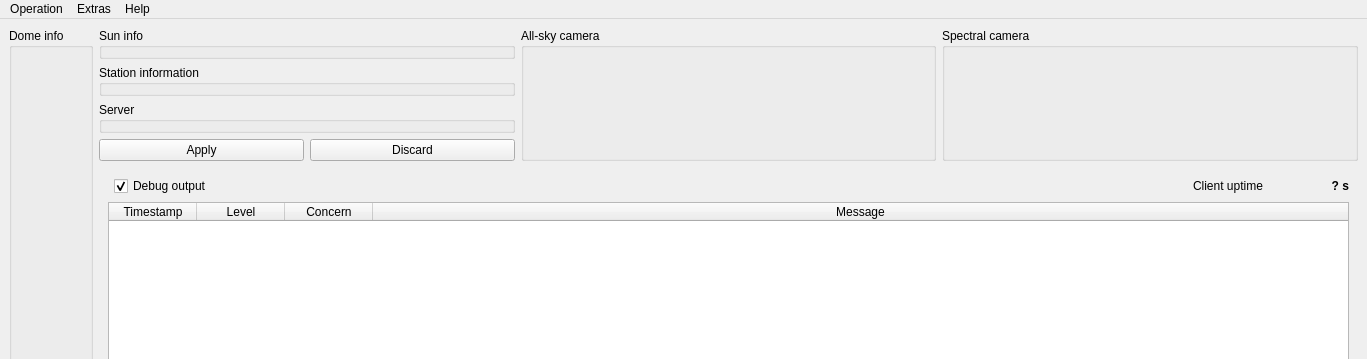
Before: the Qt Designer form mainwindow.ui in AMOS-uniba/amos-client, drawn with Qt 5; both pictures show x 0 to 1367 and y 0 to 359 of the 1367 by 830 pixel window.
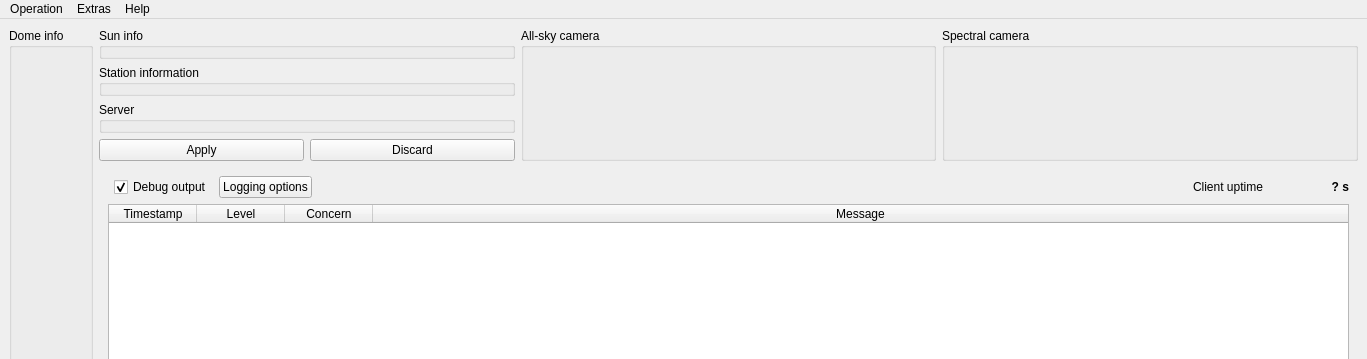
After: the same form once the commit is applied. Icons and pictures are not drawn. Custom widgets are drawn as their Qt base class.

Commit message: One more button

Patch:
```diff
--- a/mainwindow.ui
+++ b/mainwindow.ui
@@ -135,7 +135,17 @@
        </sizepolicy>
       </property>
       <layout class="QGridLayout" name="grid_log">
-       <item row="2" column="2">
+       <item row="2" column="1">
+        <widget class="QCheckBox" name="cb_debug">
+         <property name="text">
+          <string>Debug output</string>
+         </property>
+         <property name="checked">
+          <bool>true</bool>
+         </property>
+        </widget>
+       </item>
+       <item row="2" column="3">
         <spacer name="horizontalSpacer">
          <property name="orientation">
           <enum>Qt::Horizontal</enum>
@@ -148,46 +158,7 @@
          </property>
         </spacer>
        </item>
-       <item row="2" column="3">
-        <widget class="QLabel" name="lx_uptime">
-         <property name="text">
-          <string>Client uptime</string>
-         </property>
-        </widget>
-       </item>
-       <item row="2" column="4">
-        <widget class="QLabel" name="lb_uptime">
-         <property name="minimumSize">
-          <size>
-           <width>80</width>
-           <height>0</height>
-          </size>
-         </property>
-         <property name="font">
-          <font>
-           <weight>75</weight>
-           <bold>true</bold>
-          </font>
-         </property>
-         <property name="text">
-          <string>? s</string>
-         </property>
-         <property name="alignment">
-          <set>Qt::AlignRight|Qt::AlignTrailing|Qt::AlignVCenter</set>
-         </property>
-        </widget>
-       </item>
-       <item row="2" column="1">
-        <widget class="QCheckBox" name="cb_debug">
-         <property name="text">
-          <string>Debug output</string>
-         </property>
-         <property name="checked">
-          <bool>true</bool>
-         </property>
-        </widget>
-       </item>
-       <item row="3" column="0" rowspan="3" colspan="5">
+       <item row="3" column="0" rowspan="3" colspan="6">
         <widget class="QTableWidget" name="tb_log">
          <property name="lineWidth">
           <number>1</number>
@@ -277,6 +248,42 @@
          </column>
         </widget>
        </item>
+       <item row="2" column="4">
+        <widget class="QLabel" name="lx_uptime">
+         <property name="text">
+          <string>Client uptime</string>
+         </property>
+        </widget>
+       </item>
+       <item row="2" column="5">
+        <widget class="QLabel" name="lb_uptime">
+         <property name="minimumSize">
+          <size>
+           <width>80</width>
+           <height>0</height>
+          </size>
+         </property>
+         <property name="font">
+          <font>
+           <weight>75</weight>
+           <bold>true</bold>
+          </font>
+         </property>
+         <property name="text">
+          <string>? s</string>
+         </property>
+         <property name="alignment">
+          <set>Qt::AlignRight|Qt::AlignTrailing|Qt::AlignVCenter</set>
+         </property>
+        </widget>
+       </item>
+       <item row="2" column="2">
+        <widget class="QPushButton" name="pb_logging_options">
+         <property name="text">
+          <string>Logging options</string>
+         </property>
+        </widget>
+       </item>
       </layout>
      </widget>
     </item>
```
The commit also changes 3 other files.
